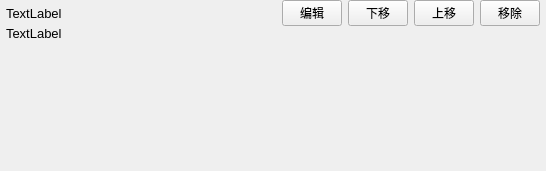
The window that ui/widget/ExecuteItemWidget.ui (xiaohaijoe/AutoPackage) describes before a commit, drawn with Qt 5.
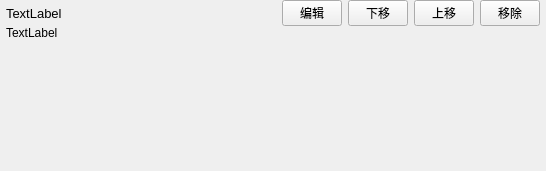
The same window after the commit.

Commit message: 屏幕自适应

Patch:
```diff
--- a/ui/widget/ExecuteItemWidget.ui
+++ b/ui/widget/ExecuteItemWidget.ui
@@ -218,7 +218,7 @@
        </property>
        <property name="font">
         <font>
-         <pointsize>10</pointsize>
+         <pointsize>9</pointsize>
          <strikeout>false</strikeout>
          <stylestrategy>PreferDefault</stylestrategy>
         </font>
```
The commit also changes 1 other file.
